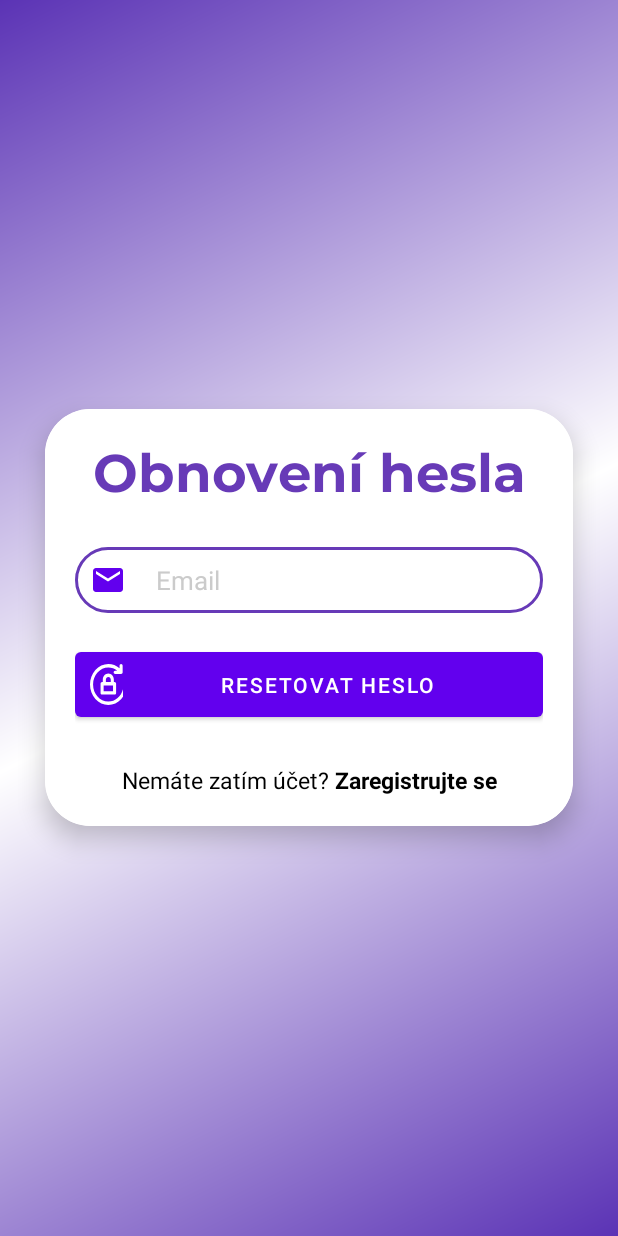
After one commit to gyarab/2023-3e-Pece-o-chronicke-pacienty, an Android app: the ObnoveniHesla screen opened directly, with no data from a screen before it, on a phone screen of 412 x 824 dp. The commit adds this screen. Run offline under Robolectric (Android 15) with nearby library versions, the phone set to English and light mode, and no system bars; our stand-ins replace Firebase (no records; nobody signed in at launch, a user with empty details on screens opened directly).

Commit message:
Obnoveni hesla uzivatele

```diff
--- a/app/build.gradle.kts
+++ b/app/build.gradle.kts
@@ -91,4 +91,6 @@ dependencies {
 
     // Firebase
     implementation(libs.firebase.auth)
+    implementation("com.google.android.gms:play-services-auth:20.7.0")
+    implementation(platform("com.google.firebase:firebase-bom:32.7.0"))
 }
--- /dev/null
+++ b/app/src/main/java/com/example/aplikaceprochronickpacienty/prihlaseni/ObnoveniHesla.kt
@@ -0,0 +1,159 @@
+package com.example.aplikaceprochronickpacienty.prihlaseni
+
+import android.annotation.SuppressLint
+import android.content.Intent
+import android.os.Bundle
+import android.text.Editable
+import android.text.TextUtils
+import android.text.TextWatcher
+import android.util.Log
+import android.util.Patterns
+import android.widget.Button
+import android.widget.EditText
+import android.widget.TextView
+import android.widget.Toast
+import androidx.activity.enableEdgeToEdge
+import androidx.appcompat.app.AppCompatActivity
+import androidx.core.content.ContextCompat
+import com.example.aplikaceprochronickpacienty.R
+import com.google.firebase.auth.FirebaseAuth
+
+class ObnoveniHesla : AppCompatActivity() {
+
+    private lateinit var email:EditText
+
+    private var emailText: String = ""
+
+    private lateinit var button_reset: Button
+
+    private lateinit var prihlaseniZaregistrujteSe:TextView
+
+    private lateinit var firebaseAuth: FirebaseAuth
+    @SuppressLint("MissingInflatedId")
+    override fun onCreate(savedInstanceState: Bundle?) {
+        super.onCreate(savedInstanceState)
+        enableEdgeToEdge()
+        supportActionBar?.hide()
+        setContentView(R.layout.activity_zapomenuti_hesla)
+
+        email = findViewById(R.id.reset_email)
+        button_reset = findViewById(R.id.reset_button)
+
+        val checkmark_ikona = ContextCompat.getDrawable(this@ObnoveniHesla, R.drawable.ic_checkmark)
+        val email_ikona = ContextCompat.getDrawable(this@ObnoveniHesla, R.drawable.ic_email)
+
+        prihlaseniZaregistrujteSe = findViewById(R.id.prihlaseni_nemateUcetZaregistrujteSe)
+
+        // Po kliknutí je uživatel přesměrován na Registraci
+        prihlaseniZaregistrujteSe.setOnClickListener {
+
+            val intent = Intent(this@ObnoveniHesla, Registrace::class.java)
+            startActivity(intent)
+        }
+
+        /** Kontrola emailu - zda je validní **/
+        fun checkEmail(email: EditText): Boolean {
+
+            return !TextUtils.isEmpty(email.text.toString()) && Patterns.EMAIL_ADDRESS.matcher(email.text.toString())
+                .matches()
+        }
+
+        email.addTextChangedListener(object : TextWatcher {
+            override fun beforeTextChanged(
+                charSequence: CharSequence?,
+                start: Int,
+                count: Int,
+                after: Int
+            ) {
+            }
+
+            override fun onTextChanged(
+                charSequence: CharSequence?,
+                start: Int,
+                before: Int,
+                count: Int
+            ) {
+            }
+
+            override fun afterTextChanged(editable: Editable?) {
+
+                if (checkEmail(email)) {
+
+                    email.setCompoundDrawablesWithIntrinsicBounds(
+
+                        email_ikona,
+                        null,
+                        checkmark_ikona,
+                        null
+                    )
+
+                } else {
+                    email.setCompoundDrawablesWithIntrinsicBounds(email_ikona, null, null, null)
+                }
+            }
+        })
+
+        fun kontrolaEmail(): Boolean {
+
+            emailText = email.text.toString()
+
+            return when {
+                !checkEmail(email) -> {
+
+                    email.error = "Tento email není platný"
+                    false
+                }
+
+                emailText.isEmpty() -> {
+
+                    email.error = "Email nemůže být prázdný"
+                    false
+                }
+
+                else -> true
+            }
+        }
+
+        button_reset.setOnClickListener {
+
+            if (!kontrolaEmail()) {
+
+                Toast.makeText(
+                    this@ObnoveniHesla,
+                    "Prosím vyplňte email",
+                    Toast.LENGTH_SHORT
+                ).show()
+
+            } else {
+
+                // FirebaseAuth - ověření
+                firebaseAuth = FirebaseAuth.getInstance()
+
+                Log.d("EMAIL", emailText)
+
+                firebaseAuth.sendPasswordResetEmail(emailText).addOnSuccessListener {
+
+                    Toast.makeText(
+                        this@ObnoveniHesla,
+                        "Zpráva s odkazem pro obnovení hesla byla právě odeslána na váš email",
+                        Toast.LENGTH_SHORT
+                    ).show()
+
+                    val intent = Intent(this@ObnoveniHesla, Prihlaseni::class.java)
+                    startActivity(intent)
+
+                }
+
+                firebaseAuth.sendPasswordResetEmail(emailText).addOnCanceledListener {
+
+                    Toast.makeText(
+                        this@ObnoveniHesla,
+                        "Při posílání zprávy na váš email došlo k chybě",
+                        Toast.LENGTH_SHORT
+                    ).show()
+                }
+            }
+        }
+
+    }
+}
--- /dev/null
+++ b/app/src/main/res/drawable/ic_password_reset.xml
@@ -0,0 +1,15 @@
+<?xml version="1.0" encoding="utf-8"?>
+<vector xmlns:android="http://schemas.android.com/apk/res/android"
+    android:width="22dp"
+    android:height="27dp"
+    android:viewportWidth="90"
+    android:viewportHeight="100"
+    >
+
+    <path
+        android:fillColor="@color/white"
+        android:pathData="M50,23.034c-8.333,0-15.111,6.779-15.111,15.111v5.877h-1.89c-2.318,0-4.197,1.879-4.197,4.197v22.248 c0,2.317,1.879,4.197,4.197,4.197H67c2.318,0,4.197-1.88,4.197-4.197V48.22c0-2.318-1.879-4.197-4.197-4.197h-1.889v-5.877 C65.111,29.813,58.332,23.034,50,23.034z M43.283,38.146c0-3.703,3.014-6.716,6.717-6.716s6.716,3.013,6.716,6.716v5.877H43.283 V38.146z M62.803,66.27H37.197V52.418h25.605V66.27z" />
+    <path
+        android:fillColor="@color/white"
+        android:pathData="M95.802,45.803c-2.318,0-4.197,1.879-4.197,4.197c0,22.941-18.664,41.605-41.604,41.605 C27.059,91.605,8.395,72.941,8.395,50C8.395,27.059,27.059,8.396,50,8.396c8.774,0,17.211,2.759,24.206,7.766h-5.541 c-2.318,0-4.198,1.879-4.198,4.198c0,2.318,1.88,4.197,4.198,4.197h16.161c2.318,0,4.197-1.879,4.197-4.197V4.198 C89.023,1.879,87.145,0,84.826,0s-4.198,1.879-4.198,4.198v6.285C71.936,3.741,61.198,0,50,0C36.645,0,24.088,5.201,14.645,14.645 C5.2,24.089,0,36.645,0,50s5.2,25.912,14.645,35.355C24.088,94.8,36.645,100,50,100c13.354,0,25.911-5.2,35.354-14.645 C94.799,75.912,100,63.355,100,50C100,47.682,98.12,45.803,95.802,45.803z" />
+</vector>
--- a/app/src/main/res/layout/activity_registrace.xml
+++ b/app/src/main/res/layout/activity_registrace.xml
@@ -141,7 +141,7 @@
                 android:layout_marginTop="25dp"
                 android:text="@string/registrovat_se"
                 android:textColor="@color/white"
-                app:backgroundTint="#6200ee">
+                app:backgroundTint="@color/modro_fialova">
 
             </Button>
 
--- /dev/null
+++ b/app/src/main/res/layout/activity_zapomenuti_hesla.xml
@@ -0,0 +1,89 @@
+<?xml version="1.0" encoding="utf-8"?>
+<LinearLayout xmlns:android="http://schemas.android.com/apk/res/android"
+    xmlns:app="http://schemas.android.com/apk/res-auto"
+    xmlns:tools="http://schemas.android.com/tools"
+    android:id="@+id/main"
+    android:layout_width="match_parent"
+    android:layout_height="match_parent"
+    android:background="@drawable/radial_gradient"
+    android:gravity="center"
+    android:orientation="vertical"
+    tools:context=".prihlaseni.Prihlaseni">
+
+
+    <androidx.cardview.widget.CardView
+        android:layout_width="match_parent"
+        android:layout_height="wrap_content"
+        android:layout_margin="30dp"
+        app:cardCornerRadius="30dp"
+        app:cardElevation="10dp"
+        >
+
+        <LinearLayout
+            android:layout_width="match_parent"
+            android:layout_height="wrap_content"
+            android:orientation="vertical"
+            android:layout_gravity="center_horizontal"
+            android:padding="20dp"
+            android:background="@color/white">
+
+            <TextView
+                android:layout_width="match_parent"
+                android:layout_height="wrap_content"
+                android:fontFamily="@font/montserrat_bold"
+                android:text="Obnovení hesla"
+                android:textAlignment="center"
+                android:textAllCaps="false"
+                android:textColor="@color/fialova"
+                android:textSize="35sp">
+
+            </TextView>
+
+
+            <EditText
+                android:layout_width="match_parent"
+                android:layout_height="wrap_content"
+                android:id="@+id/reset_email"
+                android:layout_marginTop="20dp"
+                android:layout_marginBottom="20dp"
+                android:background="@drawable/border_registrace"
+                android:padding="10dp"
+                android:hint="@string/email"
+                android:textSize="17sp"
+                android:textColor="@color/black"
+                android:textColorHint="#cbcbcb"
+                android:drawablePadding="20dp"
+                android:drawableStart="@drawable/ic_email"
+                tools:ignore="TextFields">
+
+            </EditText>
+
+            <Button
+                android:id="@+id/reset_button"
+                android:layout_width="match_parent"
+                android:layout_height="55dp"
+                android:text="@string/resetovat_heslo"
+                android:drawableLeft="@drawable/ic_password_reset"
+
+                android:paddingStart="10dp"
+                app:backgroundTint="@color/modro_fialova"
+                android:textColor="@color/white" />
+
+            <TextView
+                android:layout_width="match_parent"
+                android:layout_height="wrap_content"
+                android:id="@+id/prihlaseni_nemateUcetZaregistrujteSe"
+                android:layout_marginTop="25dp"
+                android:text="@string/nemate_zatim_ucet_zaregistrujte_se"
+                android:textAlignment="center"
+                android:textColor="@color/black"
+                android:textSize="15sp">
+
+            </TextView>
+
+
+        </LinearLayout>
+
+    </androidx.cardview.widget.CardView>
+
+</LinearLayout>
--- a/app/src/main/res/values/strings.xml
+++ b/app/src/main/res/values/strings.xml
@@ -24,4 +24,7 @@
     <string name="prihlasit">Přihlásit</string>
     <string name="Prihlaseni">Přihlášení</string>
     <string name="nemate_zatim_ucet_zaregistrujte_se">Nemáte zatím účet? <b>Zaregistrujte se</b></string>
+    <string name="zapomenuti_hesla">Zapomněli jste heslo?</string>
+    <string name="zapomenut_hesla">Zapomenutí hesla</string>
+    <string name="resetovat_heslo">Resetovat heslo</string>
 </resources>
```
Also changed, not shown: app/src/main/AndroidManifest.xml (+6 -7 lines), app/src/main/java/com/example/aplikaceprochronickpacienty/prihlaseni/Prihlaseni.kt (+12 -1 lines), app/src/main/java/com/example/aplikaceprochronickpacienty/prihlaseni/Registrace.kt (+33 -3 lines), app/src/main/res/layout/activity_prihlaseni.xml (+18 -2 lines).
